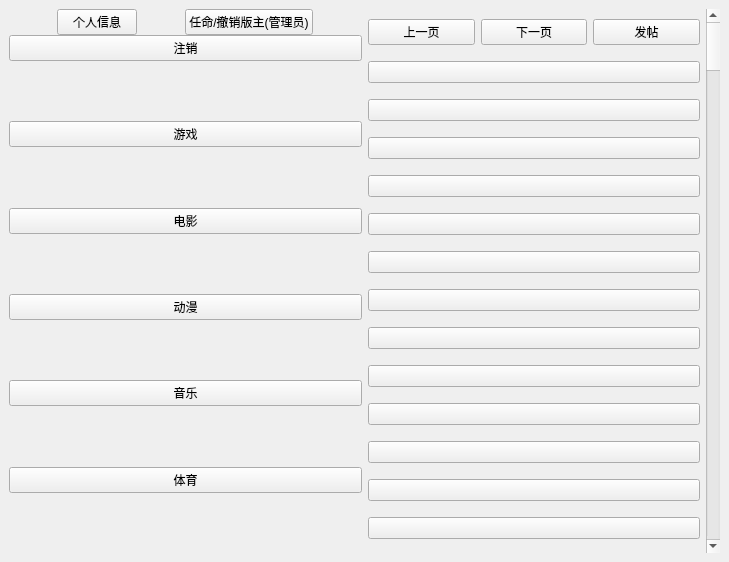
Old version of the form mainwindow.ui in the repository Joeywzr/f0rum.
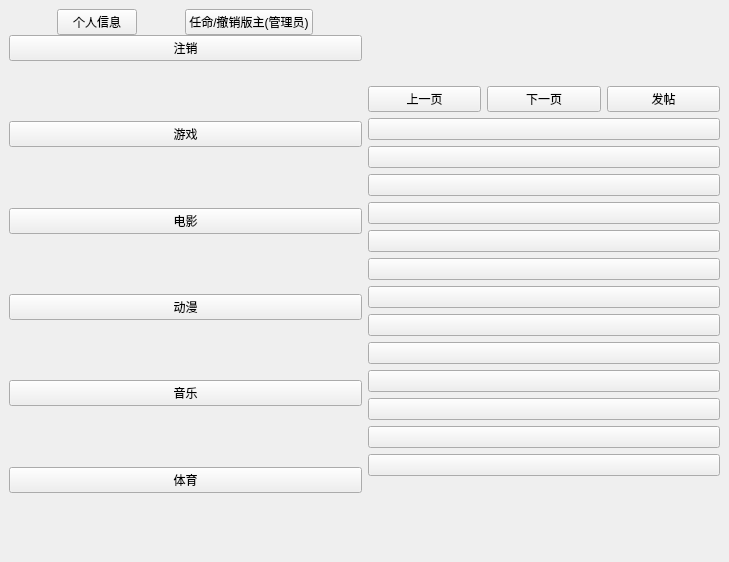
New version of the form.

What changed in the file:
```diff
--- a/mainwindow.ui
+++ b/mainwindow.ui
@@ -251,6 +251,9 @@
             <property name="cursor">
              <cursorShape>PointingHandCursor</cursorShape>
             </property>
+            <property name="styleSheet">
+             <string notr="true">text-align: left</string>
+            </property>
             <property name="text">
              <string/>
             </property>
@@ -267,6 +270,9 @@
             <property name="cursor">
              <cursorShape>PointingHandCursor</cursorShape>
             </property>
+            <property name="styleSheet">
+             <string notr="true">text-align: left</string>
+            </property>
             <property name="text">
              <string/>
             </property>
@@ -277,6 +283,9 @@
             <property name="cursor">
              <cursorShape>PointingHandCursor</cursorShape>
             </property>
+            <property name="styleSheet">
+             <string notr="true">text-align: left</string>
+            </property>
             <property name="text">
              <string/>
             </property>
@@ -287,6 +296,9 @@
             <property name="cursor">
              <cursorShape>PointingHandCursor</cursorShape>
             </property>
+            <property name="styleSheet">
+             <string notr="true">text-align: left</string>
+            </property>
             <property name="text">
              <string/>
             </property>
@@ -297,6 +309,9 @@
             <property name="cursor">
              <cursorShape>PointingHandCursor</cursorShape>
             </property>
+            <property name="styleSheet">
+             <string notr="true">text-align: left</string>
+            </property>
             <property name="text">
              <string/>
             </property>
@@ -307,6 +322,9 @@
             <property name="cursor">
              <cursorShape>PointingHandCursor</cursorShape>
             </property>
+            <property name="styleSheet">
+             <string notr="true">text-align: left</string>
+            </property>
             <property name="text">
              <string/>
             </property>
@@ -317,6 +335,9 @@
             <property name="cursor">
              <cursorShape>PointingHandCursor</cursorShape>
             </property>
+            <property name="styleSheet">
+             <string notr="true">text-align: left</string>
+            </property>
             <property name="text">
              <string/>
             </property>
@@ -327,6 +348,9 @@
             <property name="cursor">
              <cursorShape>PointingHandCursor</cursorShape>
             </property>
+            <property name="styleSheet">
+             <string notr="true">text-align: left</string>
+            </property>
             <property name="text">
              <string/>
             </property>
@@ -337,6 +361,9 @@
             <property name="cursor">
              <cursorShape>PointingHandCursor</cursorShape>
             </property>
+            <property name="styleSheet">
+             <string notr="true">text-align: left</string>
+            </property>
             <property name="text">
              <string/>
             </property>
@@ -347,6 +374,9 @@
             <property name="cursor">
              <cursorShape>PointingHandCursor</cursorShape>
             </property>
+            <property name="styleSheet">
+             <string notr="true">text-align: left</string>
+            </property>
             <property name="text">
              <string/>
             </property>
@@ -357,6 +387,9 @@
             <property name="cursor">
              <cursorShape>PointingHandCursor</cursorShape>
             </property>
+            <property name="styleSheet">
+             <string notr="true">text-align: left</string>
+            </property>
             <property name="text">
              <string/>
             </property>
@@ -367,6 +400,9 @@
             <property name="cursor">
              <cursorShape>PointingHandCursor</cursorShape>
             </property>
+            <property name="styleSheet">
+             <string notr="true">text-align: left</string>
+            </property>
             <property name="text">
              <string/>
             </property>
@@ -377,6 +413,9 @@
             <property name="cursor">
              <cursorShape>PointingHandCursor</cursorShape>
             </property>
+            <property name="styleSheet">
+             <string notr="true">text-align: left</string>
+            </property>
             <property name="text">
              <string/>
             </property>
@@ -384,13 +423,6 @@
           </item>
          </layout>
         </item>
-        <item>
-         <widget class="QScrollBar" name="verticalScrollBar">
-          <property name="orientation">
-           <enum>Qt::Vertical</enum>
-          </property>
-         </widget>
-        </item>
        </layout>
       </item>
      </layout>
```
